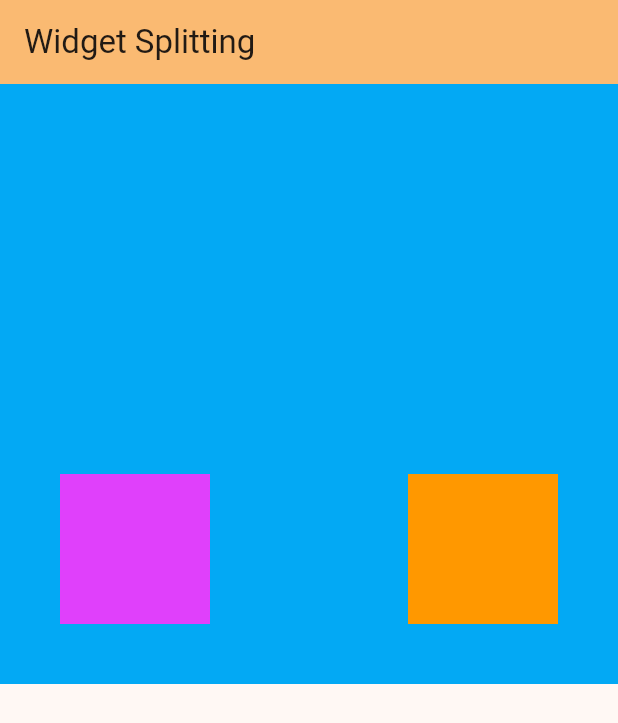
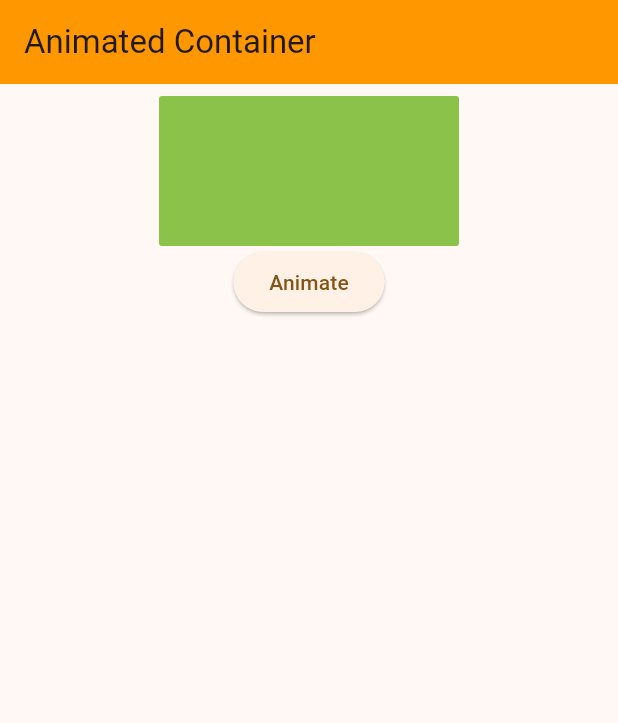
Before and after one commit to akashm936/practiceapp2, a Flutter app: the screen it shows after launch, on a phone screen of 412 x 824 dp. Shown: the top 723 px of the screen. Run offline on Flutter 3.47's test engine with Material 3 defaults, Android fonts, the phone set to English and light mode, and no system bars; our stand-ins replace font_awesome_flutter.

Commit message:
New AnimatedContainer Widget are applied in the app

```diff
--- /dev/null
+++ b/lib/animatedContainerWidget.dart
@@ -0,0 +1,68 @@
+import 'package:flutter/cupertino.dart';
+import 'package:flutter/material.dart';
+
+class AnimatedContainerWidget extends StatefulWidget{
+  @override
+  State<AnimatedContainerWidget> createState() => _AnimatedContainerWidgetState();
+}
+
+class _AnimatedContainerWidgetState extends State<AnimatedContainerWidget>{
+
+  var _width = 200.0;
+  var _height = 100.0;
+  var flag = false;
+  var _boxDecor = BoxDecoration(
+    borderRadius: BorderRadius.circular(2),
+    color: Colors.lightGreen,
+  );
+
+  @override
+  Widget build(BuildContext context) {
+    return Scaffold(
+      appBar: AppBar(
+        title: Text("Animated Container"),
+        backgroundColor: Colors.orange,
+      ),
+      body: Padding(
+        padding: const EdgeInsets.all(8.0),
+        child: Center(child: Column(
+          children: [
+            AnimatedContainer(
+              width: _width,
+              height: _height,
+              duration: Duration(seconds: 2),
+              decoration: _boxDecor,
+              curve: Curves.easeInOutBack,
+            ),
+            ElevatedButton(onPressed: (){
+              setState(() {
+               if(flag){
+                 _width = 300;
+                 _height = 300;
+                 _boxDecor = BoxDecoration(
+                   borderRadius: BorderRadius.circular(2),
+                   color: Colors.purpleAccent,
+                 );
+                 flag = false;
+               }
+               else{
+                 _width = 200;
+                 _height = 200;
+                 _boxDecor = BoxDecoration(
+                   borderRadius: BorderRadius.circular(100),
+                   color: Colors.deepOrange,
+                 );
+                 flag = true;
+               }
+              });
+            }, child: Text("Animate"))
+          ],
+        ),
+
+        ),
+      ),
+
+    );
+  }
+
+}
--- a/lib/main.dart
+++ b/lib/main.dart
@@ -1,6 +1,7 @@
 import 'package:flutter/material.dart';
 import 'package:flutter/rendering.dart';
 import 'package:font_awesome_flutter/font_awesome_flutter.dart';
+import 'package:practiceapp2/animatedContainerWidget.dart';
 import 'package:practiceapp2/second_screen.dart';
 // import 'package:flutter/src/painting/borders.dart';
 // import 'package:practiceapp2/Widgets/roundedbutton.dart';
@@ -20,93 +21,93 @@ class MyApp extends StatelessWidget {
       theme: ThemeData(
         colorScheme: ColorScheme.fromSeed(seedColor: Colors.orangeAccent),
       ),
-      home: const MyHomePage(title: 'Widget Splitting'),
+      home: AnimatedContainerWidget(),
     );
   }
 }
-
-class MyHomePage extends StatefulWidget {
-  const MyHomePage({super.key, required this.title});
-
-  final String title;
-
-  @override
-  State<MyHomePage> createState() => _MyHomePageState();
-}
-
-class _MyHomePageState extends State<MyHomePage> {
-  int _counter = 0;
-  RangeValues values = RangeValues(0, 10);
-  double _value = 10;
-  bool isSwitch = false;
-
-  void _incrementCounter() {
-    setState(() {
-      _counter++;
-    });
-  }
-
-  @override
-  Widget build(BuildContext context) {
-    // var arrColors = [
-    //   Colors.orange,
-    //   Colors.blue,
-    //   Colors.pink,
-    //   Colors.deepPurple,
-    //   Colors.purple,
-    //   Colors.indigoAccent,
-    //   Colors.lightGreenAccent,
-    //   Colors.red,
-    //   Colors.greenAccent,
-    //   Colors.white,
-    // ];
-
-
-    // Icon Widget
-    // Font Awsome Flutter
-    // Position Widget
-
-    RangeLabels labels = RangeLabels(
-      values.start.toString(),
-      values.end.toString(),
-    );
-
-    return Scaffold(
-      appBar: AppBar(
-        backgroundColor: Theme.of(context).colorScheme.inversePrimary,
-        title: Text(widget.title),
-      ),
-      body: Container(
-        width: double.infinity,
-        height: 400,
-        color: Colors.lightBlue,
-        child: Stack(
-          children: [
-            Positioned(
-              bottom: 40,
-              right: 40,
-              child: Container(
-                width: 100,
-                height: 100,
-                color: Colors.orange,
-              ),
-            ),
-            Positioned(
-              bottom: 40,
-              left: 40,
-              child: Container(
-                width: 100,
-                height: 100,
-                color: Colors.purpleAccent,
-              ),
-            )
-          ],
-        ),
-      )
-      // This trailing comma makes auto-formatting nicer for build methods.
-    );
-  }
-}
+//
+// class MyHomePage extends StatefulWidget {
+//   const MyHomePage({super.key, required this.title});
+//
+//   final String title;
+//
+//   @override
+//   State<MyHomePage> createState() => _MyHomePageState();
+// }
+//
+// class _MyHomePageState extends State<MyHomePage> {
+//   int _counter = 0;
+//   RangeValues values = RangeValues(0, 10);
+//   double _value = 10;
+//   bool isSwitch = false;
+//
+//   void _incrementCounter() {
+//     setState(() {
+//       _counter++;
+//     });
+//   }
+//
+//   @override
+//   Widget build(BuildContext context) {
+//     // var arrColors = [
+//     //   Colors.orange,
+//     //   Colors.blue,
+//     //   Colors.pink,
+//     //   Colors.deepPurple,
+//     //   Colors.purple,
+//     //   Colors.indigoAccent,
+//     //   Colors.lightGreenAccent,
+//     //   Colors.red,
+//     //   Colors.greenAccent,
+//     //   Colors.white,
+//     // ];
+//
+//
+//     // Icon Widget
+//     // Font Awsome Flutter
+//     // Position Widget
+//
+//     RangeLabels labels = RangeLabels(
+//       values.start.toString(),
+//       values.end.toString(),
+//     );
+//
+//     return Scaffold(
+//       appBar: AppBar(
+//         backgroundColor: Theme.of(context).colorScheme.inversePrimary,
+//         title: Text(widget.title),
+//       ),
+//       body: Container(
+//         width: double.infinity,
+//         height: 400,
+//         color: Colors.lightBlue,
+//         child: Stack(
+//           children: [
+//             Positioned(
+//               bottom: 40,
+//               right: 40,
+//               child: Container(
+//                 width: 100,
+//                 height: 100,
+//                 color: Colors.orange,
+//               ),
+//             ),
+//             Positioned(
+//               bottom: 40,
+//               left: 40,
+//               child: Container(
+//                 width: 100,
+//                 height: 100,
+//                 color: Colors.purpleAccent,
+//               ),
+//             )
+//           ],
+//         ),
+//       )
+//       // This trailing comma makes auto-formatting nicer for build methods.
+//     );
+//   }
+// }
 
 // Icons And FontAwsome Widget
 
```
